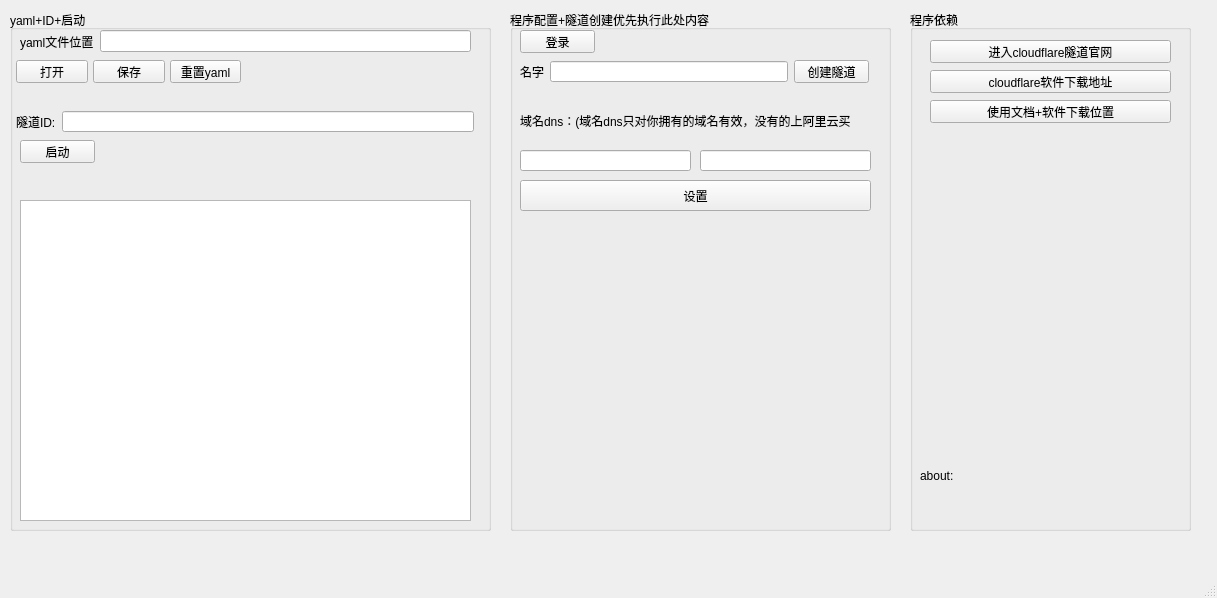
This is cloudflared/mainwindow.ui in MeProm/Cloudflared-qt-ui as Qt 5 draws it before an edit. The edited form follows.
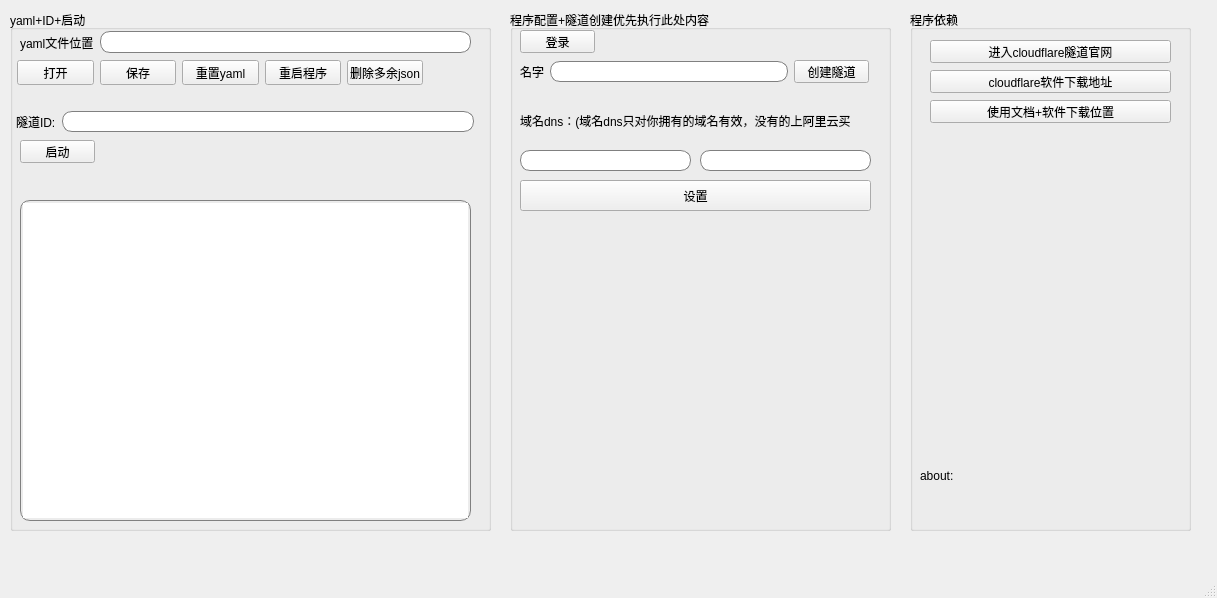
This is the edited form. Icons and pictures are not drawn.

What changed in the file:
```diff
--- a/cloudflared/mainwindow.ui
+++ b/cloudflared/mainwindow.ui
@@ -17,6 +17,9 @@
    <iconset resource="Icon.qrc">
     <normaloff>:/new/prefix1/CF_logomark.png</normaloff>:/new/prefix1/CF_logomark.png</iconset>
   </property>
+  <property name="styleSheet">
+   <string notr="true"/>
+  </property>
   <widget class="QWidget" name="centralwidget">
    <widget class="QGroupBox" name="cmdg">
     <property name="geometry">
@@ -65,6 +68,9 @@
        <height>21</height>
       </rect>
      </property>
+     <property name="styleSheet">
+      <string notr="true"> border-radius: 10px; padding: 2px; border: 1px solid gray;</string>
+     </property>
     </widget>
     <widget class="QLabel" name="label_3">
      <property name="geometry">
@@ -88,6 +94,9 @@
        <height>21</height>
       </rect>
      </property>
+     <property name="styleSheet">
+      <string notr="true"> border-radius: 10px; padding: 2px; border: 1px solid gray;</string>
+     </property>
     </widget>
     <widget class="QLineEdit" name="domain">
      <property name="geometry">
@@ -98,6 +107,9 @@
        <height>21</height>
       </rect>
      </property>
+     <property name="styleSheet">
+      <string notr="true"> border-radius: 10px; padding: 2px; border: 1px solid gray;</string>
+     </property>
     </widget>
     <widget class="QPushButton" name="setdns">
      <property name="geometry">
@@ -151,45 +163,6 @@
     <property name="title">
      <string>yaml+ID+启动</string>
     </property>
-    <widget class="QPushButton" name="res">
-     <property name="geometry">
-      <rect>
-       <x>160</x>
-       <y>50</y>
-       <width>71</width>
-       <height>23</height>
-      </rect>
-     </property>
-     <property name="text">
-      <string>重置yaml</string>
-     </property>
-    </widget>
-    <widget class="QPushButton" name="saveyaml">
-     <property name="geometry">
-      <rect>
-       <x>83</x>
-       <y>50</y>
-       <width>72</width>
-       <height>23</height>
-      </rect>
-     </property>
-     <property name="text">
-      <string>保存</string>
-     </property>
-    </widget>
-    <widget class="QPushButton" name="openyaml">
-     <property name="geometry">
-      <rect>
-       <x>6</x>
-       <y>50</y>
-       <width>72</width>
-       <height>23</height>
-      </rect>
-     </property>
-     <property name="text">
-      <string>打开</string>
-     </property>
-    </widget>
     <widget class="QTextEdit" name="yamledit">
      <property name="geometry">
       <rect>
@@ -199,6 +172,9 @@
        <height>321</height>
       </rect>
      </property>
+     <property name="styleSheet">
+      <string notr="true"> border-radius: 10px; padding: 2px; border: 1px solid gray;</string>
+     </property>
     </widget>
     <widget class="QWidget" name="layoutWidget">
      <property name="geometry">
@@ -206,7 +182,7 @@
        <x>10</x>
        <y>20</y>
        <width>451</width>
-       <height>23</height>
+       <height>25</height>
       </rect>
      </property>
      <layout class="QHBoxLayout" name="pp">
@@ -218,7 +194,11 @@
        </widget>
       </item>
       <item>
-       <widget class="QLineEdit" name="path"/>
+       <widget class="QLineEdit" name="path">
+        <property name="styleSheet">
+         <string notr="true"> border-radius: 10px; padding: 2px; border: 1px solid gray;</string>
+        </property>
+       </widget>
       </item>
      </layout>
     </widget>
@@ -244,6 +224,9 @@
        <height>21</height>
       </rect>
      </property>
+     <property name="styleSheet">
+      <string notr="true">border-radius: 10px; padding: 2px; border: 1px solid gray;</string>
+     </property>
      <property name="text">
       <string/>
      </property>
@@ -261,6 +244,62 @@
       <string>隧道ID:</string>
      </property>
     </widget>
+    <widget class="QWidget" name="">
+     <property name="geometry">
+      <rect>
+       <x>7</x>
+       <y>50</y>
+       <width>406</width>
+       <height>25</height>
+      </rect>
+     </property>
+     <layout class="QHBoxLayout" name="horizontalLayout">
+      <item>
+       <widget class="QPushButton" name="openyaml">
+        <property name="styleSheet">
+         <string notr="true"/>
+        </property>
+        <property name="text">
+         <string>打开</string>
+        </property>
+       </widget>
+      </item>
+      <item>
+       <widget class="QPushButton" name="saveyaml">
+        <property name="styleSheet">
+         <string notr="true"/>
+        </property>
+        <property name="text">
+         <string>保存</string>
+        </property>
+       </widget>
+      </item>
+      <item>
+       <widget class="QPushButton" name="res">
+        <property name="styleSheet">
+         <string notr="true"/>
+        </property>
+        <property name="text">
+         <string>重置yaml</string>
+        </property>
+       </widget>
+      </item>
+      <item>
+       <widget class="QPushButton" name="pushButton">
+        <property name="text">
+         <string>重启程序</string>
+        </property>
+       </widget>
+      </item>
+      <item>
+       <widget class="QPushButton" name="del">
+        <property name="text">
+         <string>删除多余json</string>
+        </property>
+       </widget>
+      </item>
+     </layout>
+    </widget>
    </widget>
    <widget class="QGroupBox" name="groupBox">
     <property name="geometry">
```
Left out of the diff: 31 changed lines with no effect on the pictures.
